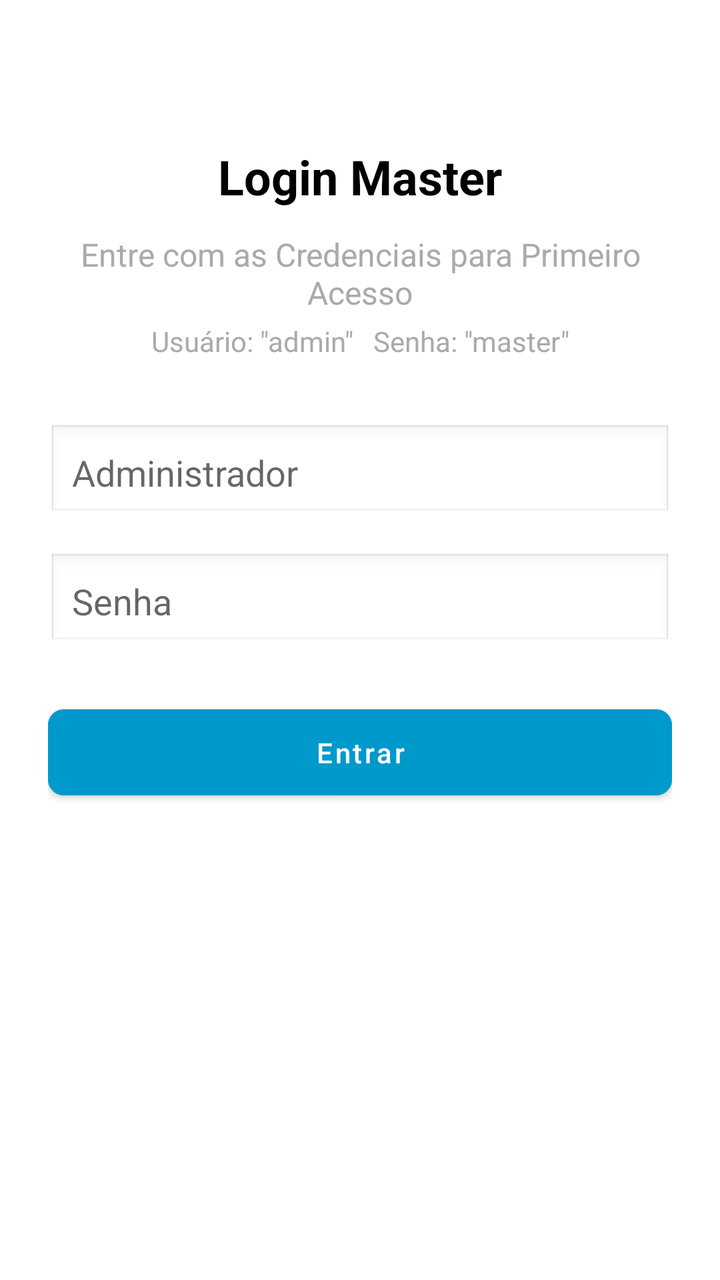
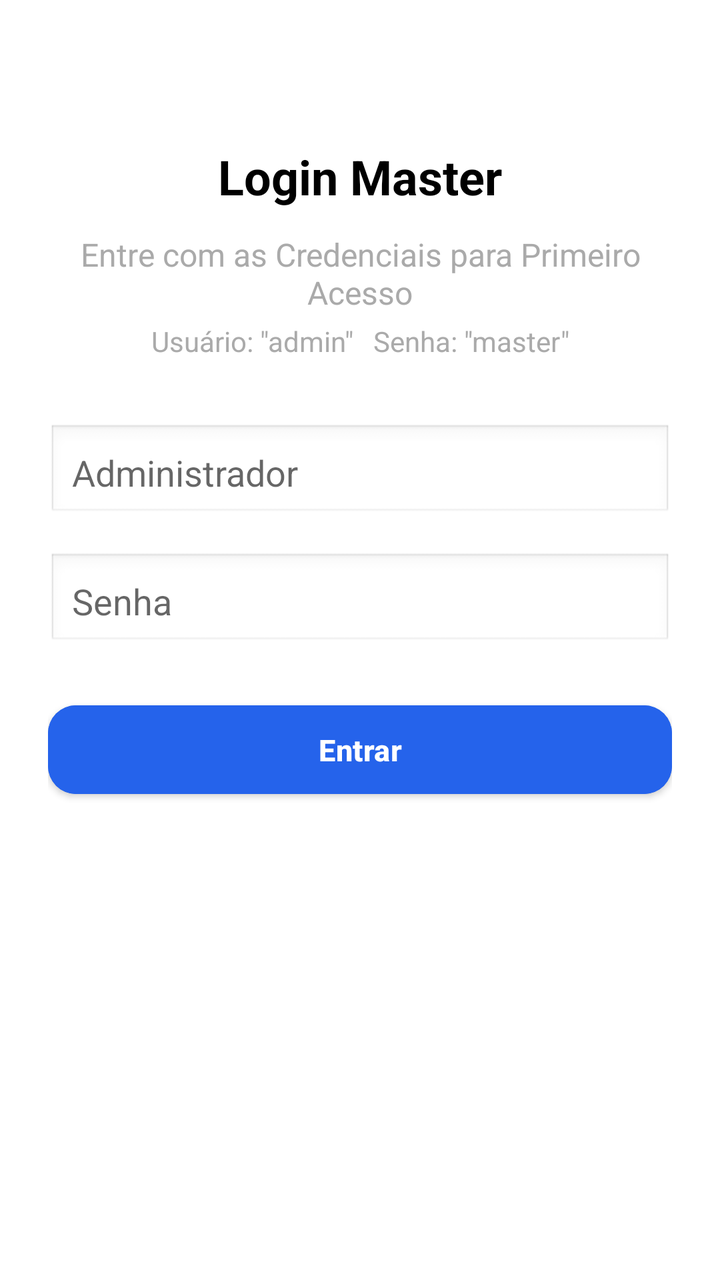

Two renders of the same Android screen: before a commit and after it. Below are the layout's source before the change and the commit's diff.
<!-- AndroidManifest.xml: application theme AppTheme -->
<!-- res/layout/activity_login_master.xml -->
<?xml version="1.0" encoding="utf-8"?>
<androidx.constraintlayout.widget.ConstraintLayout xmlns:android="http://schemas.android.com/apk/res/android"
    xmlns:app="http://schemas.android.com/apk/res-auto"
    xmlns:tools="http://schemas.android.com/tools"
    android:layout_width="match_parent"
    android:layout_height="match_parent"
    android:padding="24dp"
    tools:context=".LoginMasterActivity">

    
    <TextView
        android:id="@+id/txtTitulo"
        android:layout_width="0dp"
        android:layout_height="wrap_content"
        android:text="Login Master"
        android:textSize="24sp"
        android:textStyle="bold"
        android:textColor="@android:color/black"
        android:gravity="center"
        app:layout_constraintTop_toTopOf="parent"
        app:layout_constraintStart_toStartOf="parent"
        app:layout_constraintEnd_toEndOf="parent"
        android:layout_marginTop="48dp" />

    
    <TextView
        android:id="@+id/txtSubtitulo1"
        android:layout_width="0dp"
        android:layout_height="wrap_content"
        android:text="Entre com as Credenciais para Primeiro Acesso"
        android:textSize="16sp"
        android:textColor="@android:color/darker_gray"
        android:gravity="center"
        android:layout_marginTop="12dp"
        app:layout_constraintTop_toBottomOf="@id/txtTitulo"
        app:layout_constraintStart_toStartOf="parent"
        app:layout_constraintEnd_toEndOf="parent" />

    
    <TextView
        android:id="@+id/txtSubtitulo2"
        android:layout_width="0dp"
        android:layout_height="wrap_content"
        android:text='Usuário: "admin"   Senha: "master"'
        android:textSize="14sp"
        android:textColor="@android:color/darker_gray"
        android:gravity="center"
        android:layout_marginTop="4dp"
        app:layout_constraintTop_toBottomOf="@id/txtSubtitulo1"
        app:layout_constraintStart_toStartOf="parent"
        app:layout_constraintEnd_toEndOf="parent" />

    
    <EditText
        android:id="@+id/editUsuario"
        android:layout_width="0dp"
        android:layout_height="wrap_content"
        android:hint="Administrador"
        android:inputType="text"
        android:padding="12dp"
        android:background="@android:drawable/edit_text"
        app:layout_constraintTop_toBottomOf="@id/txtSubtitulo2"
        app:layout_constraintStart_toStartOf="parent"
        app:layout_constraintEnd_toEndOf="parent"
        android:layout_marginTop="32dp" />

    
    <EditText
        android:id="@+id/editSenha"
        android:layout_width="0dp"
        android:layout_height="wrap_content"
        android:hint="Senha"
        android:inputType="textPassword"
        android:padding="12dp"
        android:background="@android:drawable/edit_text"
        app:layout_constraintTop_toBottomOf="@id/editUsuario"
        app:layout_constraintStart_toStartOf="parent"
        app:layout_constraintEnd_toEndOf="parent"
        android:layout_marginTop="16dp" />

    
    <Button
        android:id="@+id/btnEntrar"
        android:layout_width="0dp"
        android:layout_height="wrap_content"
        android:text="Entrar"
        android:textAllCaps="false"
        android:backgroundTint="@android:color/holo_blue_dark"
        android:textColor="@android:color/white"
        android:layout_marginTop="24dp"
        android:padding="12dp"
        app:layout_constraintTop_toBottomOf="@id/editSenha"
        app:layout_constraintStart_toStartOf="parent"
        app:layout_constraintEnd_toEndOf="parent" />

</androidx.constraintlayout.widget.ConstraintLayout>
<!-- resources referenced by this layout -->
<resources>
  <style name="AppTheme" parent="Theme.MaterialComponents.DayNight.DarkActionBar">
          <item name="colorPrimary">@color/colorPrimary</item>
          <item name="colorPrimaryDark">@color/black</item>
          <item name="colorAccent">@color/black</item>
          <item name="android:windowBackground">@color/white</item>
          <item name="android:textColor">@color/black</item>
          <item name="android:textColorPrimary">@color/corTitulo</item>
  
          
          <item name="materialButtonStyle">@style/Widget.Condominio.Button</item>
          <item name="textInputStyle">@style/Widget.Condominio.TextInputLayout</item>
      </style>
  <color name="colorPrimary">#062AF2</color>
  <color name="black">#000000</color>
  <color name="white">#FFFFFF</color>
  <color name="corTitulo">#070707</color>
  <style name="Widget.Condominio.Button" parent="Widget.MaterialComponents.Button">
          <item name="backgroundTint">@color/colorPrimary</item>
          <item name="android:textColor">@color/white</item>
          <item name="cornerRadius">8dp</item>
      </style>
  <style name="Widget.Condominio.TextInputLayout" parent="Widget.MaterialComponents.TextInputLayout.OutlinedBox">
          <item name="boxBackgroundColor">@color/white</item>
          <item name="boxStrokeColor">@color/colorPrimary</item>
          <item name="hintTextColor">@color/colorPrimary</item>
          <item name="android:textColorHint">@color/colorPrimary</item>
      </style>
</resources>

<!-- the commit's change to res/layout/activity_login_master.xml (unified diff, before → after) -->
@@ -85,7 +85,7 @@
         android:layout_height="wrap_content"
         android:text="Entrar"
         android:textAllCaps="false"
-        android:backgroundTint="@android:color/holo_blue_dark"
+        android:backgroundTint="@color/botaoPrimario"
         android:textColor="@android:color/white"
         android:layout_marginTop="24dp"
         android:padding="12dp"
<!-- resource entries referenced after the edit -->
@@ -1,5 +1,6 @@
 <!-- resources referenced by this layout -->
 <resources>
+  <color name="botaoPrimario">#2563EB</color>
   <style name="AppTheme" parent="Theme.MaterialComponents.DayNight.DarkActionBar">
           <item name="colorPrimary">@color/colorPrimary</item>
           <item name="colorPrimaryDark">@color/black</item>
@@ -12,14 +13,24 @@
           <item name="materialButtonStyle">@style/Widget.Condominio.Button</item>
           <item name="textInputStyle">@style/Widget.Condominio.TextInputLayout</item>
       </style>
-  <color name="colorPrimary">#062AF2</color>
+  <color name="colorPrimary">#1E3A8A</color>
   <color name="black">#000000</color>
   <color name="white">#FFFFFF</color>
   <color name="corTitulo">#070707</color>
   <style name="Widget.Condominio.Button" parent="Widget.MaterialComponents.Button">
-          <item name="backgroundTint">@color/colorPrimary</item>
+          <item name="backgroundTint">@color/botaoPrimario</item>
           <item name="android:textColor">@color/white</item>
-          <item name="cornerRadius">8dp</item>
+          <item name="cornerRadius">14dp</item>
+          <item name="android:textAllCaps">false</item>
+          <item name="android:textStyle">bold</item>
+          <item name="android:textSize">15sp</item>
+          <item name="android:letterSpacing">0.01</item>
+          <item name="android:minHeight">52dp</item>
+          <item name="android:insetTop">4dp</item>
+          <item name="android:insetBottom">4dp</item>
+          <item name="android:elevation">2dp</item>
+          <item name="iconTint">@color/white</item>
+          <item name="iconPadding">8dp</item>
       </style>
   <style name="Widget.Condominio.TextInputLayout" parent="Widget.MaterialComponents.TextInputLayout.OutlinedBox">
           <item name="boxBackgroundColor">@color/white</item>
